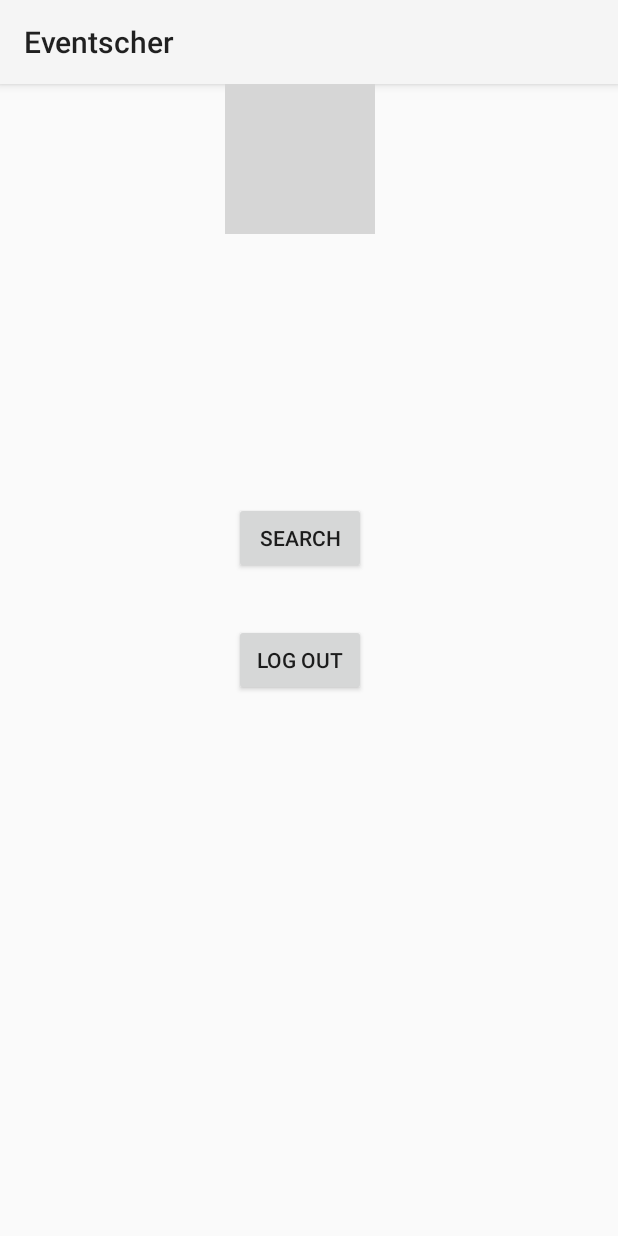
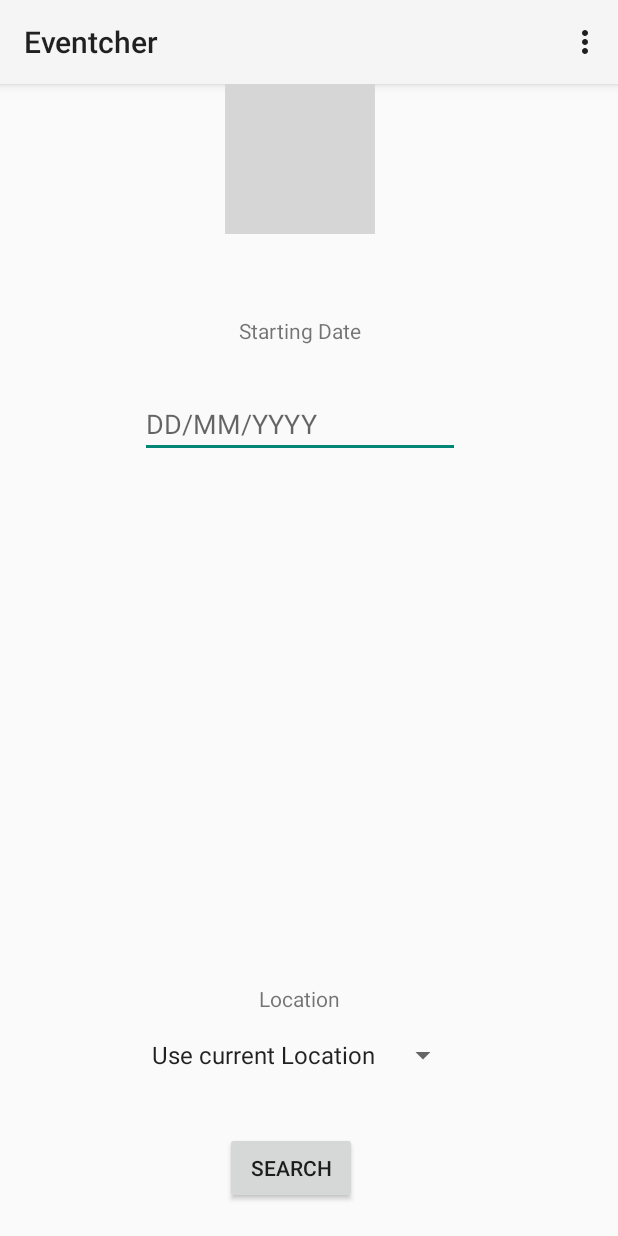
Before and after one commit to Vimal-Raghubir/Eventcher, an Android app: the SecondActivity screen opened directly, with no data from a screen before it, on a phone screen of 412 x 824 dp. Run offline under Robolectric (Android 15) with nearby library versions, the light colour scheme and no system bars; libraries missing offline, so code that uses them is left out: com.facebook, com.facebook.login; plain views replace ProfilePictureView; 9 statements that could not run were skipped; grey boxes are pictures that could not be loaded.

Commit message:
Added date+city template

```diff
--- a/cardstackview/build.gradle
+++ b/cardstackview/build.gradle
@@ -23,7 +23,7 @@ android {
 }
 
 dependencies {
-    compile 'com.android.support:support-v4:25.3.1'
+    compile 'com.android.support:support-v4:25.4.0'
 }
 
 publish {
--- a/sample/build.gradle
+++ b/sample/build.gradle
@@ -10,7 +10,7 @@ buildscript {
 }
 
 android {
-    compileSdkVersion 25
+    compileSdkVersion 26
     buildToolsVersion '26.0.2'
 
     defaultConfig {
--- a/sample/src/main/java/com/yuyakaido/android/cardstackview/sample/SecondActivity.java
+++ b/sample/src/main/java/com/yuyakaido/android/cardstackview/sample/SecondActivity.java
@@ -4,13 +4,17 @@ import android.Manifest;
 import android.content.Context;
 import android.content.Intent;
 import android.content.pm.PackageManager;
+import android.icu.text.StringPrepParseException;
 import android.support.v4.app.ActivityCompat;
 import android.support.v4.content.ContextCompat;
 import android.support.v7.app.AppCompatActivity;
 import android.os.Bundle;
 import android.util.Log;
+import android.view.Menu;
+import android.view.MenuItem;
 import android.view.View;
 import android.widget.Button;
+import android.widget.Spinner;
 import android.widget.TextView;
 import android.location.*;
 
@@ -93,12 +97,13 @@ public class SecondActivity extends AppCompatActivity {
             text.setText(profile.getFirstName() + " " + profile.getLastName());
         }
 
-        Button Logout = (Button) findViewById((R.id.logout));
+        /*Button Logout = (Button) findViewById((R.id.logout));
         Logout.setOnClickListener(new View.OnClickListener() {
             public void onClick(View v) {
                 startActivity();
             }
         });
+        */
 
         // Here, thisActivity is the current activity
         if (ContextCompat.checkSelfPermission(this,
@@ -124,13 +129,15 @@ public class SecondActivity extends AppCompatActivity {
 
     private void findEvents() {
         Intent eventIntent = new Intent(this, EventDisplayActivity.class);
+        Log.d("TestEvent",Integer.toString(events.size()));
+        Log.e("TEST", "FOUR");
         eventIntent.putExtra("eventList", events);
         startActivity(eventIntent);
     }
 
     private void getPlaces() {
-        double longitude = -79.3832;
-        double latitude = 43.6532;
+        double longitude = 100;
+        double latitude = 100;
         Log.e("TEST","ONE");
 
         final LocationListener locationListener = new LocationListener() {
@@ -165,7 +172,8 @@ public class SecondActivity extends AppCompatActivity {
                     longitude = location.getLongitude();
                     latitude = location.getLatitude();
                 }
-
+                Log.d("longitude", Double.toString(longitude));
+                Log.d("latitude", Double.toString(latitude));
                 Log.e("TEST","TWO");
 
                 GraphRequest request = GraphRequest.newGraphPathRequest(
@@ -236,9 +244,10 @@ public class SecondActivity extends AppCompatActivity {
     private void parseEvents(GraphResponse events_response) {
 
         try {
-            JSONObject evts = events_response.getJSONObject(); //new JSONObject(places.toString());//.getRawResponse();
+            JSONObject evts = events_response.getJSONObject();
             if(evts != null){
                 JSONArray earray = evts.getJSONArray("data");
+                Log.d("Array length", Integer.toString(earray.length()));
                 for(int i = 0; i < earray.length(); i++) {
                     JSONObject event = earray.getJSONObject(i);
                     Event new_event = new Event(event);
@@ -249,9 +258,6 @@ public class SecondActivity extends AppCompatActivity {
         }catch (Exception ex){
             Log.e(TAG, "Parse Event: ", ex);
         }
-        /*for (int a = 0; a < events.size(); a++) {
-            if (textbox.getTextSize() < 5000) textbox.append("Event" + a + ": " + events.get(a).toString());
-        }*/
     }
 
 
@@ -302,6 +308,30 @@ public class SecondActivity extends AppCompatActivity {
         profileTracker.stopTracking();
     }
 
+    private void Logout() {
+        LoginManager.getInstance().logOut();
+
+        Intent leave = new Intent(this, MainActivity.class);
+        //leave.setAction(Intent.ACTION_MAIN);
+
+        startActivity(leave);
+    }
+
+    @Override
+    public boolean onCreateOptionsMenu(Menu menu) {
+        getMenuInflater().inflate(R.menu.activity_main, menu);
+        return true;
+    }
+
+    @Override
+    public boolean onOptionsItemSelected(MenuItem item) {
+        switch (item.getItemId()) {
+            case R.id.menu_activity_main_logout:
+                Logout();
+                break;
+        }
+        return super.onOptionsItemSelected(item);
+    }
 
 
 }
--- a/sample/src/main/res/layout/activity_second.xml
+++ b/sample/src/main/res/layout/activity_second.xml
@@ -17,31 +17,61 @@
     </com.facebook.login.widget.ProfilePictureView>
 
     <Button
-        android:id="@+id/logout"
-        android:layout_width="wrap_content"
-        android:layout_height="wrap_content"
-        android:layout_alignStart="@+id/search"
-        android:layout_centerVertical="true"
-        android:text="Log Out" />
-
-    <Button
         android:id="@+id/search"
         android:layout_width="wrap_content"
         android:layout_height="wrap_content"
-        android:layout_above="@+id/logout"
-        android:layout_centerHorizontal="true"
-        android:layout_marginBottom="33dp"
+        android:layout_alignParentBottom="true"
+        android:layout_alignStart="@+id/profilePicture"
+        android:layout_marginBottom="21dp"
         android:text="Search" />
 
     <TextView
         android:id="@+id/textView"
         android:layout_width="200dp"
         android:layout_height="wrap_content"
-        android:layout_above="@+id/search"
-        android:layout_centerHorizontal="true"
-        android:layout_marginBottom="15dp"
+        android:layout_alignStart="@+id/editText"
+        android:layout_below="@+id/profilePicture"
+        android:layout_marginTop="22dp"
         tools:layout_editor_absoluteX="163dp"
         tools:layout_editor_absoluteY="171dp" />
 
+    <EditText
+        android:id="@+id/editText"
+        android:layout_width="wrap_content"
+        android:layout_height="wrap_content"
+        android:layout_below="@+id/textView3"
+        android:layout_centerHorizontal="true"
+        android:layout_marginTop="30dp"
+        android:ems="10"
+        android:hint="DD/MM/YYYY"
+        android:inputType="date" />
+
+    <Spinner
+        android:id="@+id/spinner"
+        android:layout_width="wrap_content"
+        android:layout_height="wrap_content"
+        android:layout_above="@+id/search"
+        android:layout_centerHorizontal="true"
+        android:layout_marginBottom="39dp"
+        android:entries="@array/locations_array" />
+
+    <TextView
+        android:id="@+id/textView3"
+        android:layout_width="wrap_content"
+        android:layout_height="wrap_content"
+        android:layout_below="@+id/textView"
+        android:layout_centerHorizontal="true"
+        android:layout_marginTop="13dp"
+        android:text="Starting Date" />
+
+    <TextView
+        android:id="@+id/textView4"
+        android:layout_width="wrap_content"
+        android:layout_height="wrap_content"
+        android:layout_above="@+id/spinner"
+        android:layout_centerHorizontal="true"
+        android:layout_marginBottom="16dp"
+        android:text="Location" />
+
 
 </RelativeLayout>
--- a/sample/src/main/res/values/strings.xml
+++ b/sample/src/main/res/values/strings.xml
@@ -1,8 +1,16 @@
 <resources>
-    <string name="app_name">Eventscher</string>
+    <string name="app_name">Eventcher</string>
     <string name="facebook_app_id">1021564194653159</string>
     <string name="fb_login_protocol_scheme">fb1021564194653159</string>
     <string name="title_activity_events">Events</string>
     <string name="action_settings">Settings</string>
     <string name="section_format">Hello World from section: %1$d</string>
+    <string-array name="locations_array">
+        <item>Use current Location</item>
+        <item>Toronto</item>
+        <item>Missisauga</item>
+        <item>Barrie</item>
+        <item>New York</item>
+        <item>Vancouver</item>
+    </string-array>
 </resources>
```
